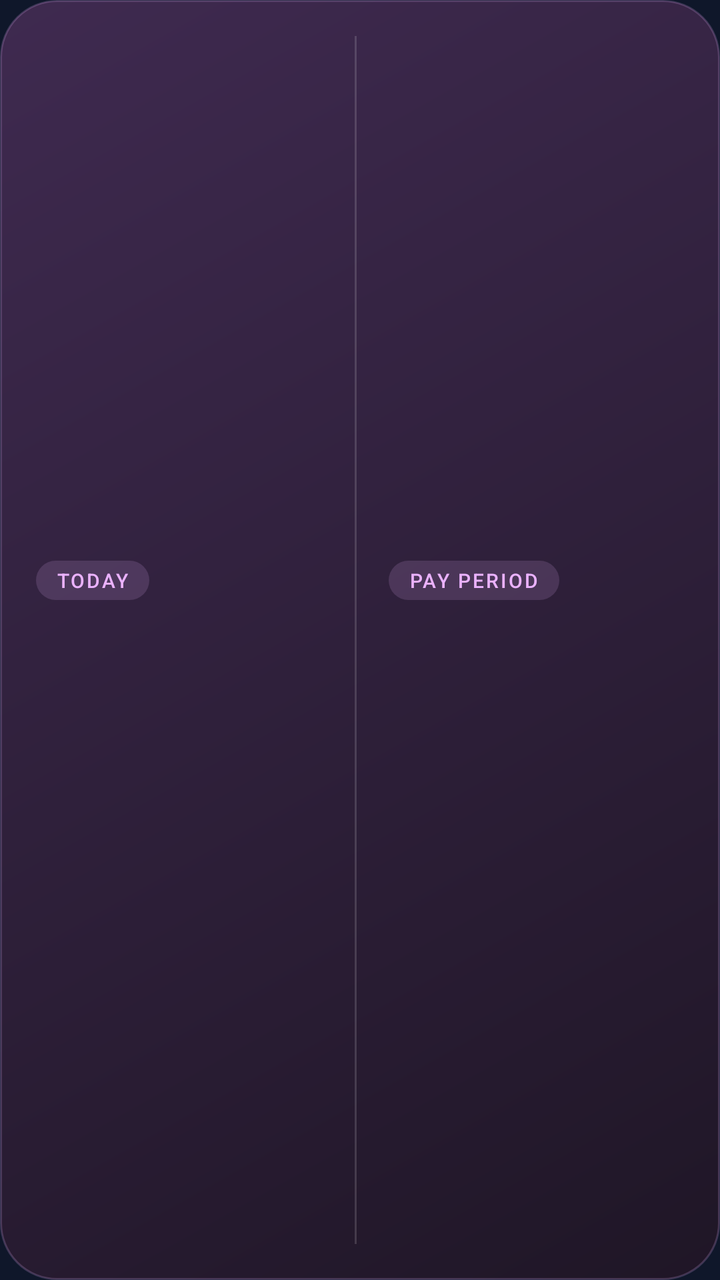
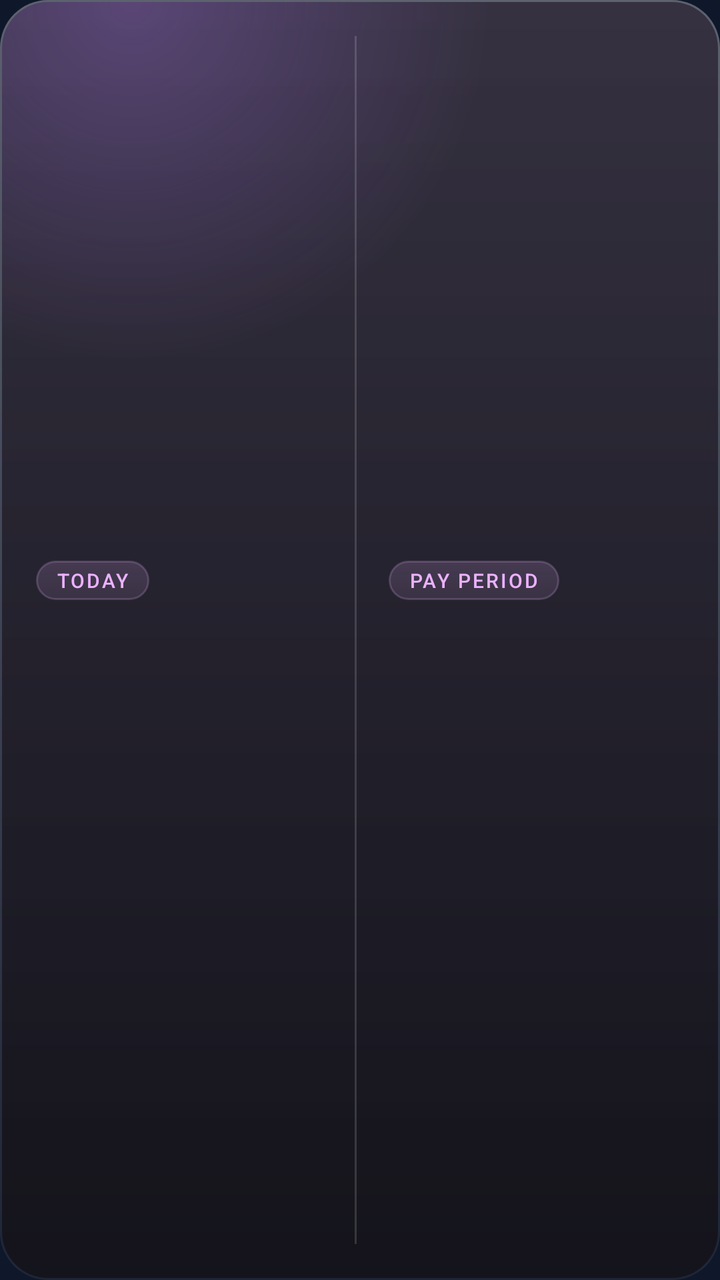

Screens rendered from an Android XML layout before and after an edit, with the pre-edit source and the edit as a unified diff.
<!-- AndroidManifest.xml: application theme Theme.JokarzTimeclock -->
<!-- res/layout/widget_stats.xml -->
<?xml version="1.0" encoding="utf-8"?>
<LinearLayout xmlns:android="http://schemas.android.com/apk/res/android"
    android:id="@+id/widget_root"
    android:layout_width="match_parent"
    android:layout_height="match_parent"
    android:background="@drawable/widget_background"
    android:gravity="center_vertical"
    android:orientation="horizontal"
    android:paddingStart="18dp"
    android:paddingTop="14dp"
    android:paddingEnd="18dp"
    android:paddingBottom="14dp">

    <LinearLayout
        android:layout_width="0dp"
        android:layout_height="wrap_content"
        android:layout_weight="1"
        android:orientation="vertical">

        <TextView
            android:id="@+id/widget_today_label"
            android:layout_width="wrap_content"
            android:layout_height="wrap_content"
            android:background="@drawable/widget_chip"
            android:fontFamily="sans-serif-medium"
            android:letterSpacing="0.1"
            android:paddingStart="10dp"
            android:paddingTop="3dp"
            android:paddingEnd="10dp"
            android:paddingBottom="3dp"
            android:text="TODAY"
            android:textColor="#FFEBB2FF"
            android:textSize="10sp" />

        <TextView
            android:id="@+id/widget_today_money"
            android:layout_width="wrap_content"
            android:layout_height="wrap_content"
            android:layout_marginTop="6dp"
            android:fontFamily="sans-serif-light"
            android:textColor="#FFF7EEFB"
            android:textSize="28sp" />

        <TextView
            android:id="@+id/widget_today_hours"
            android:layout_width="wrap_content"
            android:layout_height="wrap_content"
            android:textColor="#FFB3A5BB"
            android:textSize="12sp" />
    </LinearLayout>

    
    <ImageView
        android:layout_width="1dp"
        android:layout_height="match_parent"
        android:layout_marginStart="12dp"
        android:layout_marginTop="4dp"
        android:layout_marginEnd="16dp"
        android:layout_marginBottom="4dp"
        android:contentDescription="@null"
        android:scaleType="fitXY"
        android:src="@drawable/widget_divider" />

    <LinearLayout
        android:layout_width="0dp"
        android:layout_height="wrap_content"
        android:layout_weight="1"
        android:orientation="vertical">

        <TextView
            android:id="@+id/widget_period_label"
            android:layout_width="wrap_content"
            android:layout_height="wrap_content"
            android:background="@drawable/widget_chip"
            android:fontFamily="sans-serif-medium"
            android:letterSpacing="0.1"
            android:paddingStart="10dp"
            android:paddingTop="3dp"
            android:paddingEnd="10dp"
            android:paddingBottom="3dp"
            android:text="PAY PERIOD"
            android:textColor="#FFEBB2FF"
            android:textSize="10sp" />

        <TextView
            android:id="@+id/widget_period_money"
            android:layout_width="wrap_content"
            android:layout_height="wrap_content"
            android:layout_marginTop="6dp"
            android:fontFamily="sans-serif-light"
            android:textColor="#FFF7EEFB"
            android:textSize="28sp" />

        <TextView
            android:id="@+id/widget_period_hours"
            android:layout_width="wrap_content"
            android:layout_height="wrap_content"
            android:textColor="#FFB3A5BB"
            android:textSize="12sp" />
    </LinearLayout>
</LinearLayout>
<!-- resources referenced by this layout -->
<resources>
  <!-- drawable widget_background (drawable) -->
  <?xml version="1.0" encoding="utf-8"?>
  <shape xmlns:android="http://schemas.android.com/apk/res/android" android:shape="rectangle">
      <gradient
          android:angle="315"
          android:endColor="#FF1F1626"
          android:startColor="#FF3F2A50"
          android:type="linear" />
      <stroke
          android:width="1dp"
          android:color="#33EBB2FF" />
      <corners android:radius="28dp" />
  </shape>
  <!-- drawable widget_chip (drawable) -->
  <?xml version="1.0" encoding="utf-8"?>
  <shape xmlns:android="http://schemas.android.com/apk/res/android" android:shape="rectangle">
      <solid android:color="#26EBB2FF" />
      <corners android:radius="100dp" />
  </shape>
  <!-- drawable widget_divider (drawable) -->
  <?xml version="1.0" encoding="utf-8"?>
  <shape xmlns:android="http://schemas.android.com/apk/res/android" android:shape="rectangle">
      <solid android:color="#26FFFFFF" />
  </shape>
  <style name="Theme.JokarzTimeclock" parent="android:Theme.Material.NoActionBar">
          <item name="android:statusBarColor">#0F172A</item>
          <item name="android:navigationBarColor">#0F172A</item>
          <item name="android:windowBackground">#0F172A</item>
      </style>
</resources>

<!-- the commit's change to res/layout/widget_stats.xml (unified diff, before → after) -->
@@ -38,6 +38,7 @@
             android:layout_height="wrap_content"
             android:layout_marginTop="6dp"
             android:fontFamily="sans-serif-light"
+        android:fontFeatureSettings="tnum"
             android:textColor="#FFF7EEFB"
             android:textSize="28sp" />
 
@@ -88,6 +89,7 @@
             android:layout_height="wrap_content"
             android:layout_marginTop="6dp"
             android:fontFamily="sans-serif-light"
+        android:fontFeatureSettings="tnum"
             android:textColor="#FFF7EEFB"
             android:textSize="28sp" />
 
<!-- resource entries referenced after the edit -->
@@ -2,23 +2,43 @@
 <resources>
   <!-- drawable widget_background (drawable) -->
   <?xml version="1.0" encoding="utf-8"?>
-  <shape xmlns:android="http://schemas.android.com/apk/res/android" android:shape="rectangle">
-      <gradient
-          android:angle="315"
-          android:endColor="#FF1F1626"
-          android:startColor="#FF3F2A50"
-          android:type="linear" />
-      <stroke
-          android:width="1dp"
-          android:color="#33EBB2FF" />
-      <corners android:radius="28dp" />
-  </shape>
+  <layer-list xmlns:android="http://schemas.android.com/apk/res/android">
+      <item>
+          <shape android:shape="rectangle">
+              <gradient android:angle="270" android:startColor="#52FFFFFF" android:endColor="#0FFFFFFF" />
+              <corners android:radius="24dp" />
+          </shape>
+      </item>
+      <item android:bottom="1dp" android:left="1dp" android:right="1dp" android:top="1dp">
+          <shape android:shape="rectangle">
+              <gradient android:angle="270" android:startColor="#C72A2333" android:endColor="#D9121016" />
+              <corners android:radius="23dp" />
+          </shape>
+      </item>
+      <item android:bottom="1dp" android:left="1dp" android:right="1dp" android:top="1dp">
+          <shape android:shape="rectangle">
+              <gradient
+                  android:centerX="0.18"
+                  android:centerY="0.0"
+                  android:endColor="#00B57CFF"
+                  android:gradientRadius="180dp"
+                  android:startColor="#47B57CFF"
+                  android:type="radial" />
+              <corners android:radius="23dp" />
+          </shape>
+      </item>
+  </layer-list>
   <!-- drawable widget_chip (drawable) -->
   <?xml version="1.0" encoding="utf-8"?>
-  <shape xmlns:android="http://schemas.android.com/apk/res/android" android:shape="rectangle">
-      <solid android:color="#26EBB2FF" />
-      <corners android:radius="100dp" />
-  </shape>
+  <layer-list xmlns:android="http://schemas.android.com/apk/res/android">
+      <item>
+          <shape android:shape="rectangle">
+              <gradient android:angle="270" android:startColor="#29EBB2FF" android:endColor="#1AEBB2FF" />
+              <stroke android:width="1dp" android:color="#33EBB2FF" />
+              <corners android:radius="100dp" />
+          </shape>
+      </item>
+  </layer-list>
   <!-- drawable widget_divider (drawable) -->
   <?xml version="1.0" encoding="utf-8"?>
   <shape xmlns:android="http://schemas.android.com/apk/res/android" android:shape="rectangle">
